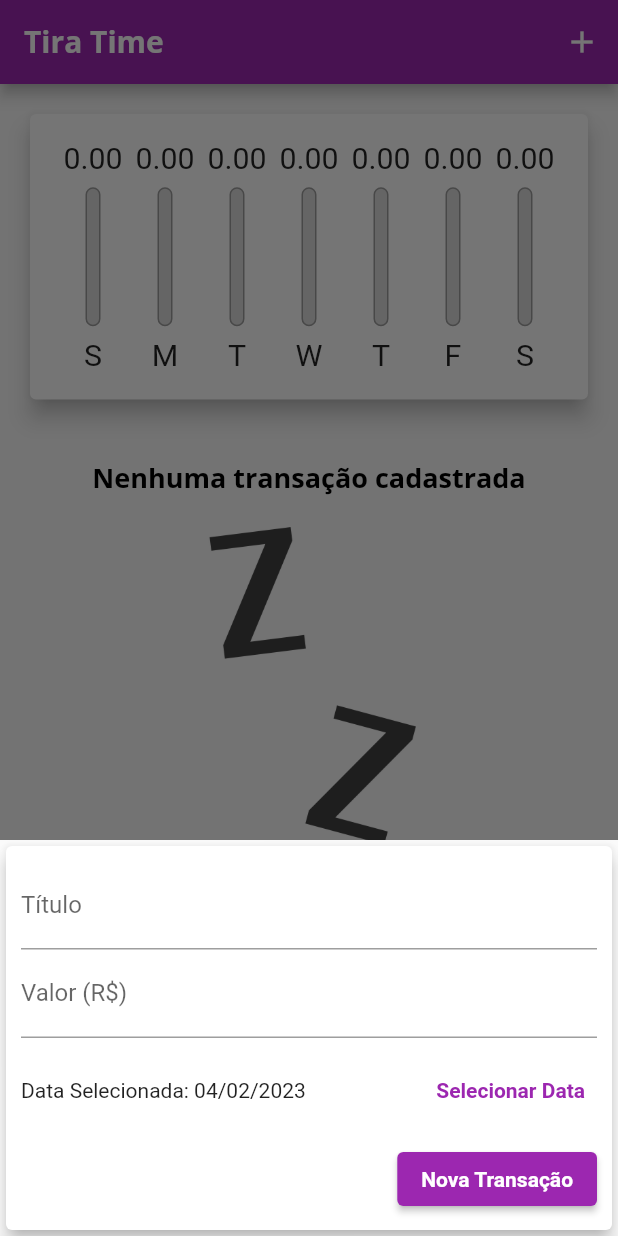
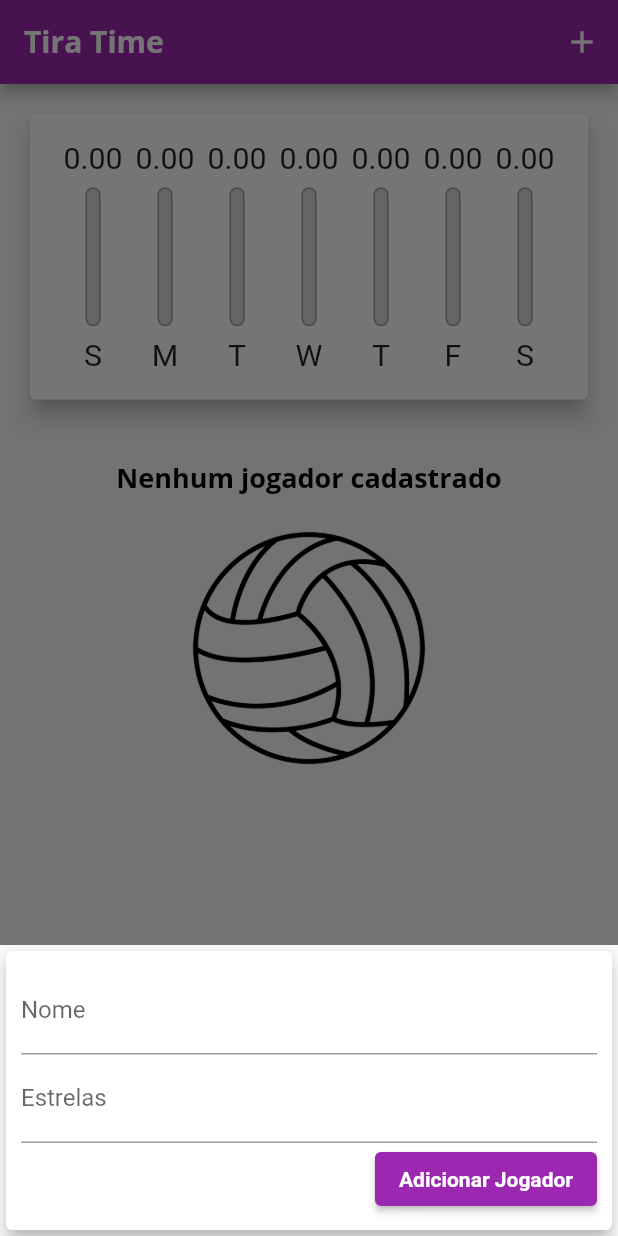
Before and after one commit to lucasfm92/tiraTime, a Flutter app: the screen it shows after launch, after a tap on the "add" icon, on a phone screen of 412 x 824 dp. Run offline on Flutter 3.47's test engine with Material 2 defaults, Android fonts, the phone set to English and light mode, and no system bars.

Commit message:
ajuste inicial

```diff
--- a/lib/components/transaction_form.dart
+++ b/lib/components/transaction_form.dart
@@ -1,5 +1,4 @@
 import 'package:flutter/material.dart';
-import 'package:intl/intl.dart';
 
 class TransactionForm extends StatefulWidget {
   final void Function(String, double, DateTime) onSubmit;
@@ -13,7 +12,7 @@ class TransactionForm extends StatefulWidget {
 class _TransactionFormState extends State<TransactionForm> {
   final _titleController = TextEditingController();
   final _valueController = TextEditingController();
-  DateTime? _selectedDate = DateTime.now();
+  final DateTime? _selectedDate = DateTime.now();
 
   _submitForm() {
     final title = _titleController.text;
@@ -24,24 +23,6 @@ class _TransactionFormState extends State<TransactionForm> {
     }
 
     widget.onSubmit(title, value, _selectedDate!);
-  }
-
-  _showDatePicker() {
-    showDatePicker(
-      context: context,
-      initialDate: DateTime.now(),
-      firstDate: DateTime(2019),
-      lastDate: DateTime.now(),
-    ).then(
-      (pickedDate) {
-        if (pickedDate == null) {
-          return;
-        }
-        setState(() {
-          _selectedDate = pickedDate;
-        });
-      },
-    );
   }
 
   @override
@@ -61,7 +42,7 @@ class _TransactionFormState extends State<TransactionForm> {
               TextField(
                 onSubmitted: (_) => _submitForm(),
                 controller: _titleController,
-                decoration: const InputDecoration(labelText: 'Título'),
+                decoration: const InputDecoration(labelText: 'Nome'),
               ),
               TextField(
                 controller: _valueController,
@@ -69,31 +50,7 @@ class _TransactionFormState extends State<TransactionForm> {
                     decimal: true, signed: true),
                 onSubmitted: (_) => _submitForm(),
                 decoration: const InputDecoration(
-                  labelText: 'Valor (R\$)',
-                ),
-              ),
-              SizedBox(
-                height: 70,
-                child: Row(
-                  children: [
-                    Expanded(
-                      child: Text(
-                        _selectedDate == null
-                            ? 'Nenhuma data selecionada'
-                            : 'Data Selecionada: ${DateFormat('dd/MM/y').format(_selectedDate!)}',
-                      ),
-                    ),
-                    TextButton(
-                      onPressed: _showDatePicker,
-                      child: Text(
-                        'Selecionar Data',
-                        style: TextStyle(
-                          fontWeight: FontWeight.bold,
-                          color: Theme.of(context).colorScheme.primary,
-                        ),
-                      ),
-                    )
-                  ],
+                  labelText: 'Estrelas',
                 ),
               ),
               Row(
@@ -101,7 +58,7 @@ class _TransactionFormState extends State<TransactionForm> {
                 children: [
                   ElevatedButton(
                     child: const Text(
-                      'Nova Transação',
+                      'Adicionar Jogador',
                       style: TextStyle(
                         color: Colors.white,
                       ),
--- a/lib/components/transaction_list.dart
+++ b/lib/components/transaction_list.dart
@@ -1,8 +1,6 @@
 //import 'dart:html';
 
 import 'package:flutter/material.dart';
-import 'package:intl/intl.dart';
-
 import '../models/transaction.dart';
 
 class TransactionList extends StatelessWidget {
@@ -23,16 +21,16 @@ class TransactionList extends StatelessWidget {
                     height: 20,
                   ),
                   Text(
-                    'Nenhuma transação cadastrada',
+                    'Nenhum jogador cadastrado',
                     style: Theme.of(context).textTheme.titleLarge,
                   ),
                   const SizedBox(
                     height: 20,
                   ),
                   SizedBox(
-                    height: constraints.maxHeight * 0.6,
+                    height: constraints.maxHeight * 0.3,
                     child: Image.asset(
-                      'assets/images/waiting.png',
+                      'assets/images/bola_logo.png',
                       fit: BoxFit.cover,
                     ),
                   )
@@ -57,7 +55,7 @@ class TransactionList extends StatelessWidget {
                     child: Padding(
                       padding: const EdgeInsets.all(8.0),
                       child: FittedBox(
-                        child: Text('${tr.value}'),
+                        child: Text('${tr.value.toInt()}'),
                       ),
                     ),
                   ),
--- a/pubspec.yaml
+++ b/pubspec.yaml
@@ -61,6 +61,7 @@ flutter:
   # To add assets to your application, add an assets section, like this:
   assets:
     - assets/images/waiting.png
+    - assets/images/bola_logo.png
   #   - images/a_dot_ham.jpeg
 
   # An image asset can refer to one or more resolution-specific "variants", see
```
Also changed, not shown: assets/images/bola_logo.png (added), 11 other files.
